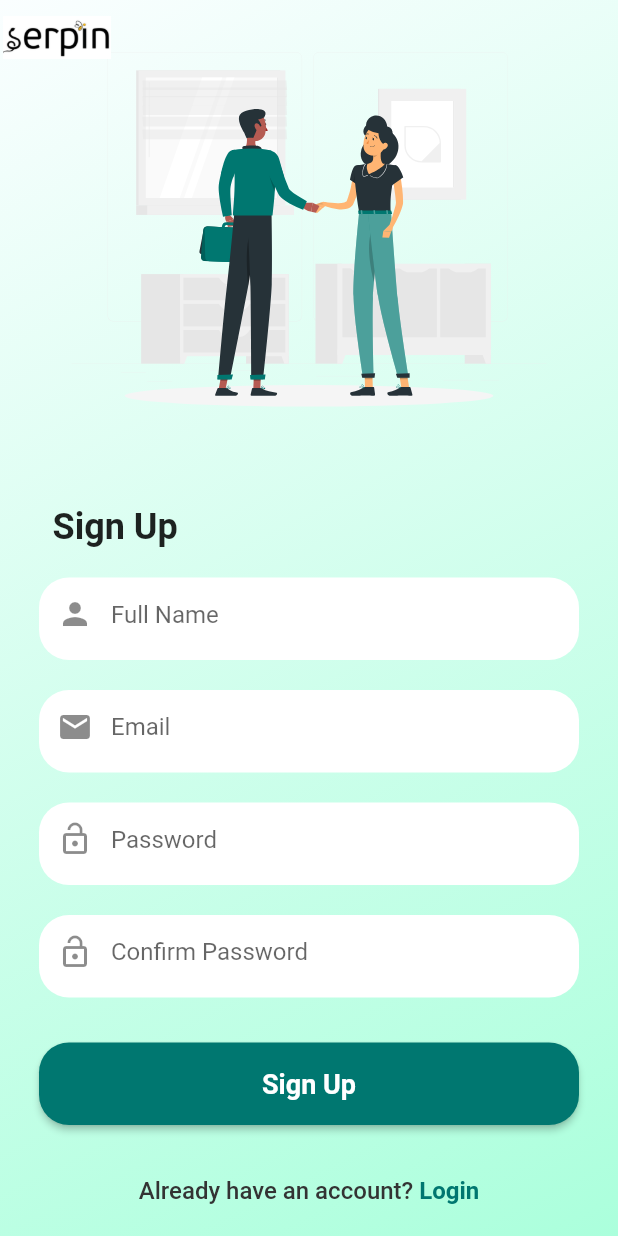
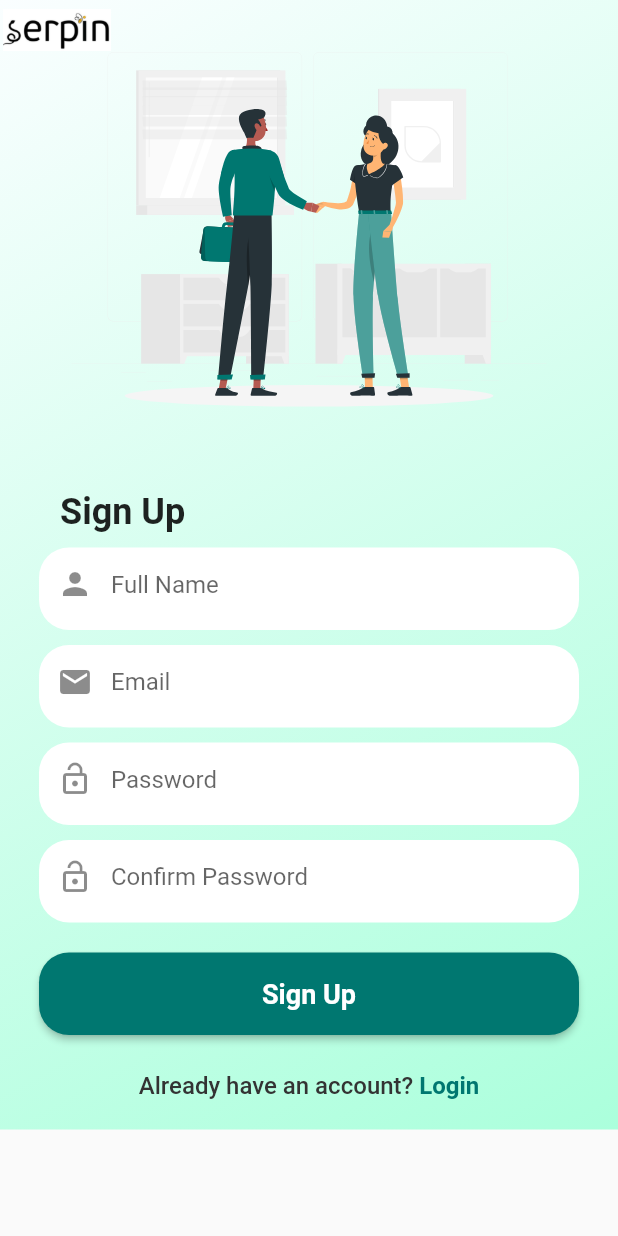
Before and after one commit to BuddhinSaroj/SerpIn-Frontend_Dev, a Flutter app: the screen it shows after launch, after a tap on "Sign Up", on a phone screen of 412 x 824 dp. Run offline on Flutter 3.47's test engine with Material 2 defaults, Android fonts, the light colour scheme and no system bars; our stand-ins replace flutter_svg.

Commit message:
do some changes in three screens.

```diff
--- a/lib/login_screen.dart
+++ b/lib/login_screen.dart
@@ -17,19 +17,20 @@
             ),
           ),
           child: SafeArea(
+            child: SingleChildScrollView(
               child: Column(
                 mainAxisAlignment: MainAxisAlignment.center,
                 crossAxisAlignment: CrossAxisAlignment.center,
                 children: [
                   SizedBox(
-                  height: 300,
+                    height: 320,
                     child: SvgPicture.asset(
                       'assets/login_screen.svg',
                       width: 317,
                       height: 317,
                     ),
                   ),
-                const SizedBox(height: 25.0),
+                  const SizedBox(height: 15.0),
                   const Align(
                     alignment: Alignment.centerLeft,
                     child: Padding(
@@ -44,7 +45,7 @@
                       ),
                     ),
                   ),
-                const SizedBox(height: 25.0),
+                  const SizedBox(height: 15.0),
                   Padding(
                     padding: const EdgeInsets.symmetric(horizontal: 32.0),
                     child: Column(
@@ -75,7 +76,7 @@
                             ],
                           ),
                         ),
-                      const SizedBox(height: 16.0),
+                        const SizedBox(height: 20.0),
                         Container(
                           height: 55.0,
                           decoration: BoxDecoration(
@@ -103,12 +104,12 @@
                           ),
                         ),
                         Padding(
-                        padding: const EdgeInsets.only(top: 12.0),
+                          padding: const EdgeInsets.only(top: 10.0),
                           child: Align(
                             alignment: Alignment.centerRight,
                             child: InkWell(
                               onTap: () {
-                              // TODO: Implement Forgot Password functionality
+                                // Forgot Password functionality
                               },
                               child: const Text(
                                 'Forgot Password?',
@@ -119,7 +120,7 @@
                             ),
                           ),
                         ),
-                      const SizedBox(height: 16.0),
+                        const SizedBox(height: 20.0),
                         ElevatedButton(
                           onPressed: () {},
                           style: ElevatedButton.styleFrom(
@@ -140,7 +141,7 @@
                         const Align(
                           alignment: Alignment.center,
                           child: Padding(
-                          padding: EdgeInsets.only(top: 12),
+                            padding: EdgeInsets.only(top: 15),
                             child: Text(
                               '- OR -',
                               style: TextStyle(
@@ -150,7 +151,7 @@
                             ),
                           ),
                         ),
-                      const SizedBox(height: 8.0),
+                        const SizedBox(height: 10.0),
                         ElevatedButton(
                           onPressed: () {},
                           style: ElevatedButton.styleFrom(
@@ -181,8 +182,10 @@
                             ],
                           ),
                         ),
-                      const SizedBox(height: 16.0),
-                      Row(
+                        const SizedBox(height: 15.0),
+                        Padding(
+                          padding: const EdgeInsets.only(bottom: 15),
+                          child: Row(
                             mainAxisAlignment: MainAxisAlignment.center,
                             children: [
                               const Text(
@@ -206,6 +209,7 @@
                               ),
                             ],
                           ),
+                        ),
                       ],
                     ),
                   ),
@@ -214,6 +218,7 @@
             ),
           ),
         ),
+      ),
     );
   }
 }
--- a/lib/main.dart
+++ b/lib/main.dart
@@ -1,6 +1,6 @@
 import 'package:flutter/material.dart';
-
-import 'sign_up_screen.dart';
+import 'package:flutter_svg/svg.dart';
+import 'package:serpin_mobile_application/sign_up_screen.dart';
 
 void main() {
   runApp(const MaterialApp(
@@ -9,52 +9,80 @@
 }
 
 class WelcomeScreen extends StatelessWidget {
-  const WelcomeScreen({super.key});
+  const WelcomeScreen({Key? key});
 
   @override
   Widget build(BuildContext context) {
-    return Scaffold(
+    return SafeArea(
+      child: Scaffold(
+        extendBodyBehindAppBar: true,
+        appBar: AppBar(
+          backgroundColor: Colors.transparent,
+          elevation: 0,
+          title: Image.asset(
+            'assets/logo.png',
+            width: 98,
+            height: 25,
+          ),
+        ),
         body: Container(
           decoration: const BoxDecoration(
             gradient: LinearGradient(
-            begin: Alignment.topLeft,
-            end: Alignment.bottomRight,
               colors: [
+                Color(0xFFABFFDC),
                 Color(0xFFFAFEFF),
-              Color(0xFFABFFDC),
               ],
+              begin: Alignment.bottomLeft,
+              end: Alignment.topRight,
             ),
           ),
-        child: Center(
+          child: Column(
+            crossAxisAlignment: CrossAxisAlignment.stretch,
+            children: [
+              const SizedBox(height: 0),
+              Padding(
+                padding: const EdgeInsets.only(top: 10),
+                child: SvgPicture.asset(
+                  'assets/welcome_screen.svg',
+                  width: 200,
+                  height: 300,
+                ),
+              ),
+              Padding(
+                padding: const EdgeInsets.only(left: 30, right: 30, bottom: 40),
+                child: Expanded(
                   child: Container(
-            padding: const EdgeInsets.all(20),
-            decoration: BoxDecoration(
+                    width: 250,
+                    height: 380,
+                    decoration: const BoxDecoration(
                       color: Colors.white,
-              borderRadius: BorderRadius.circular(40),
+                      borderRadius: BorderRadius.only(
+                        topLeft: Radius.circular(40),
+                        topRight: Radius.circular(40),
+                        bottomLeft: Radius.circular(40),
+                        bottomRight: Radius.circular(40),
                       ),
+                    ),
+                    child: Padding(
+                      padding: const EdgeInsets.only(
+                          top: 40, bottom: 40, left: 10, right: 10),
                       child: Column(
-              mainAxisSize: MainAxisSize.min,
+                        mainAxisAlignment: MainAxisAlignment.center,
                         children: [
                           const Text(
-                  "Welcome to SerpIn",
+                            'Welcome to SerpIn...',
                             style: TextStyle(
+                              fontSize: 24,
                               fontWeight: FontWeight.bold,
-                    fontSize: 24,
                             ),
                           ),
                           const SizedBox(height: 20),
                           const Text(
-                  "Stay safe while exploring new destinations with SerpIn designed to identify snakes and insects. From the rainforest to the desert, we've got you covered.",
+                            'Stay safe while exploring new destinations with SerpIn designed to identify snakes and insects. From the rainforest to the desert, we\'ve got you covered.',
                             textAlign: TextAlign.center,
-                  style: TextStyle(
-                    fontSize: 16,
                           ),
-                ),
-                const SizedBox(height: 30),
-                SizedBox(
-                  width: 250,
-                  height: 55,
-                  child: ElevatedButton(
+                          const SizedBox(height: 16.0),
+                          ElevatedButton(
                             onPressed: () {
                               Navigator.push(
                                 context,
@@ -63,26 +91,39 @@
                               );
                             },
                             style: ElevatedButton.styleFrom(
+                              backgroundColor: const Color(0xFF007770),
                               shape: RoundedRectangleBorder(
-                        borderRadius: BorderRadius.circular(20),
+                                borderRadius: BorderRadius.circular(20.0),
                               ),
+                              minimumSize: const Size(250.0, 55.0),
                             ),
                             child: const Text(
-                      "Sign Up",
+                              'Sign Up',
                               style: TextStyle(
-                        fontWeight: FontWeight.bold,
-                        fontSize: 18,
+                                color: Colors.white,
                               ),
                             ),
                           ),
+                          const SizedBox(height: 10),
+                          Row(
+                            mainAxisAlignment: MainAxisAlignment.center,
+                            children: [
+                              const Text('Joined us before? '),
+                              GestureDetector(
+                                onTap: () {},
+                                child: const Text(
+                                  'Login',
+                                  style: TextStyle(
+                                    fontWeight: FontWeight.bold,
+                                    color: Color(0xFF007770),
                                   ),
-                const SizedBox(height: 20),
-                TextButton(
-                  onPressed: () {},
-                  child: Text(
-                    "Joined us before? Login",
-                    style: TextStyle(
-                      color: Colors.grey[700],
+                                ),
+                              ),
+                            ],
+                          ),
+                        ],
+                      ),
+                    ),
                   ),
                 ),
               ),
@@ -90,7 +131,6 @@
           ),
         ),
       ),
-      ),
     );
   }
 }
--- a/lib/sign_up_screen.dart
+++ b/lib/sign_up_screen.dart
@@ -13,7 +13,7 @@
             true, // Set this to true to extend the body behind the app bar
         appBar: PreferredSize(
           preferredSize:
-              const Size.fromHeight(50.0), // Specify the desired height
+              const Size.fromHeight(40.0), // Specify the desired height
           child: AppBar(
             backgroundColor: Colors.transparent,
             elevation: 0,
@@ -47,7 +47,7 @@
           ),
           child: SingleChildScrollView(
             child: Padding(
-              padding: const EdgeInsets.only(left: 15.0, right: 15.0),
+              padding: const EdgeInsets.only(left: 20.0, right: 20.0),
               child: Column(
                 mainAxisAlignment: MainAxisAlignment.center,
                 children: [
@@ -56,7 +56,7 @@
                     width: 317,
                     height: 317,
                   ),
-                  const SizedBox(height: 20),
+                  const SizedBox(height: 10),
                   const Align(
                     alignment: Alignment.centerLeft,
                     child: Padding(
@@ -70,7 +70,7 @@
                       ),
                     ),
                   ),
-                  const SizedBox(height: 20),
+                  const SizedBox(height: 10),
                   Container(
                     width: 360,
                     height: 55,
@@ -88,7 +88,7 @@
                       ),
                     ),
                   ),
-                  const SizedBox(height: 20),
+                  const SizedBox(height: 10),
                   Container(
                     width: 360,
                     height: 55,
@@ -106,7 +106,7 @@
                       ),
                     ),
                   ),
-                  const SizedBox(height: 20),
+                  const SizedBox(height: 10),
                   Container(
                     width: 360,
                     height: 55,
@@ -125,7 +125,7 @@
                       ),
                     ),
                   ),
-                  const SizedBox(height: 20),
+                  const SizedBox(height: 10),
                   Container(
                     width: 360,
                     height: 55,
@@ -144,7 +144,7 @@
                       ),
                     ),
                   ),
-                  const SizedBox(height: 30),
+                  const SizedBox(height: 20),
                   Container(
                     width: 360,
                     height: 55,
@@ -170,7 +170,7 @@
                     ),
                   ),
                   Container(
-                    margin: const EdgeInsets.only(top: 20, bottom: 10),
+                    margin: const EdgeInsets.only(top: 10, bottom: 5),
                     child: TextButton(
                       onPressed: () {
                         Navigator.push(
--- a/pubspec.yaml
+++ b/pubspec.yaml
@@ -67,6 +67,7 @@
     - assets/signup.svg
     - assets/google_logo.png
     - assets/login_screen.svg
+    - assets/welcome_screen.svg
   #   - images/a_dot_ham.jpeg
 
   # An image asset can refer to one or more resolution-specific "variants", see
```
Also changed, not shown: assets/welcome_screen.svg (added), lib/home_page.dart (added). Lines whose indentation alone changed are shown as unchanged.
